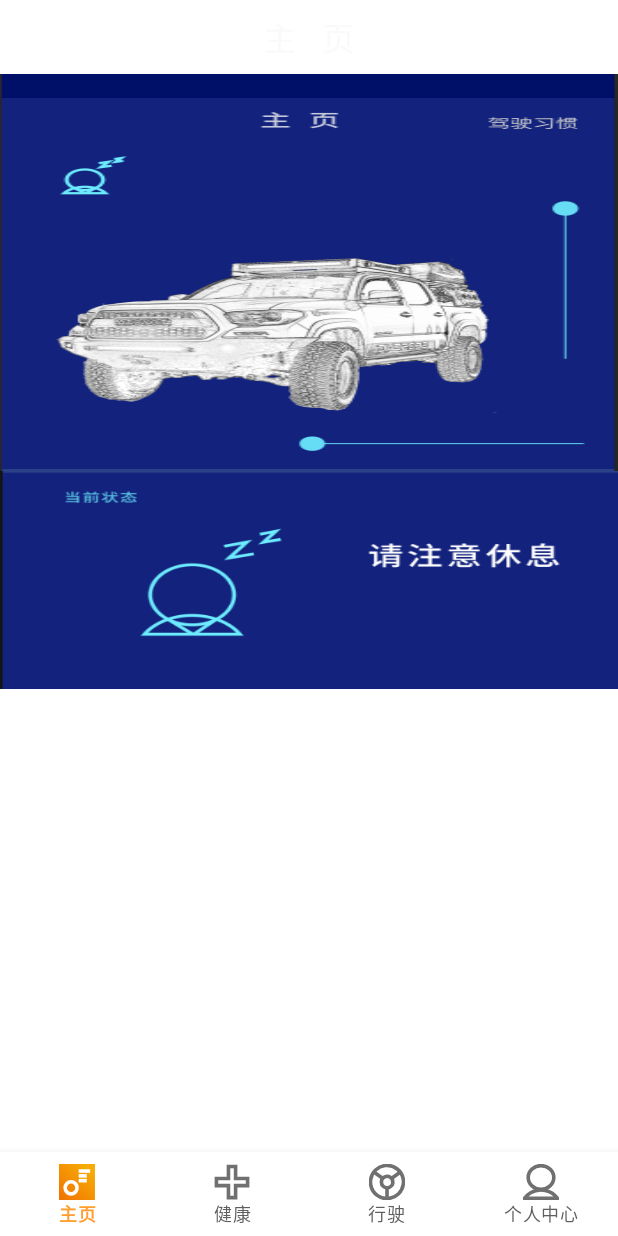
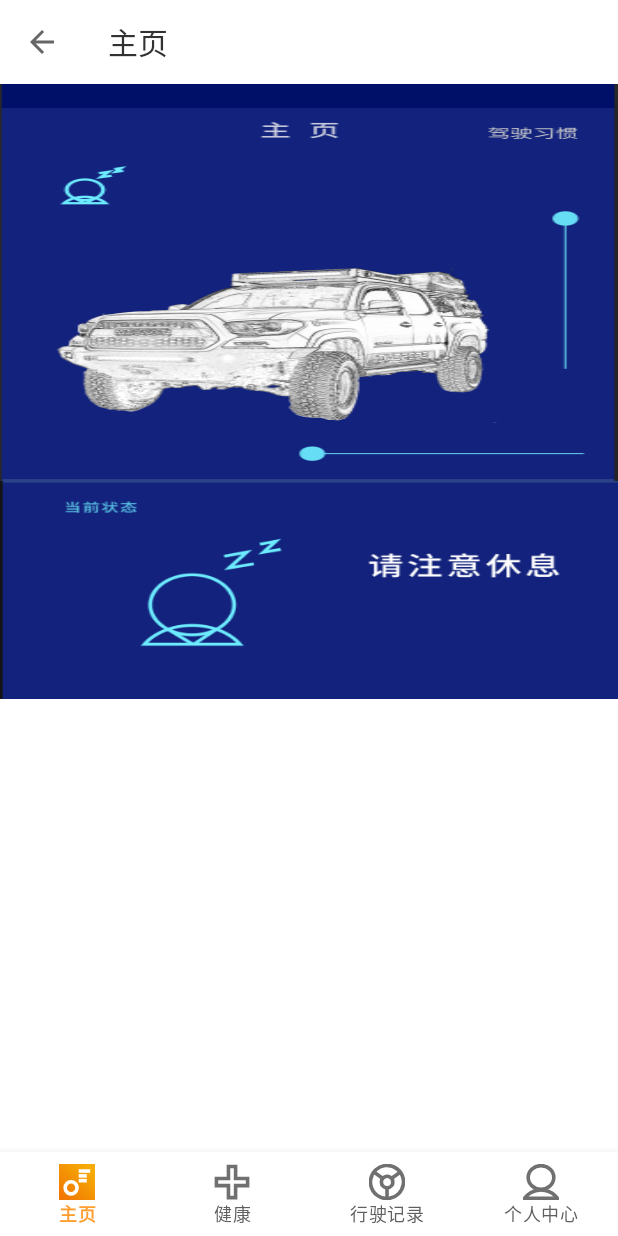
Before and after one commit to addaddgo/HealthCare, an Android app: the screen it shows after launch (MainActivity), on a phone screen of 412 x 824 dp. Run offline under Robolectric (Android 15) with nearby library versions, the light colour scheme and no system bars; 1 statement that could not run was skipped.

Commit message:
add a toolbar

```diff
--- a/app/src/main/java/com/kyle/healthcare/MainActivity.java
+++ b/app/src/main/java/com/kyle/healthcare/MainActivity.java
@@ -3,20 +3,18 @@ package com.kyle.healthcare;
 import android.annotation.SuppressLint;
 import android.app.Activity;
 import android.bluetooth.BluetoothAdapter;
-import android.content.ComponentName;
 import android.content.Intent;
-import android.content.ServiceConnection;
 import android.os.Bundle;
 import android.os.Handler;
-import android.os.IBinder;
 import android.os.Message;
 import android.support.design.widget.BottomNavigationView;
 import android.support.v4.app.Fragment;
 import android.support.v4.app.FragmentManager;
 import android.support.v4.app.FragmentTransaction;
+import android.support.v7.app.ActionBar;
+import android.support.v7.widget.Toolbar;
 import android.util.Log;
 import android.view.MenuItem;
-import android.widget.TextView;
 import android.widget.Toast;
 
 import com.kyle.healthcare.base_package.BaseActivity;
@@ -29,8 +27,6 @@ import com.kyle.healthcare.fragment_package.CenterFragment;
 import com.kyle.healthcare.fragment_package.DrivingFragment;
 import com.kyle.healthcare.fragment_package.HealthFragment;
 import com.kyle.healthcare.fragment_package.HomepageFragment;
-import com.kyle.healthcare.risk_tip.RiskTipActivityActivity;
-import com.kyle.healthcare.risk_tip.RiskTipService;
 
 public class MainActivity extends BaseActivity implements UIInterface {
 
@@ -49,7 +45,9 @@ public class MainActivity extends BaseActivity implements UIInterface {
     private HealthFragment healthFragment;
     private DrivingFragment drivingFragment;
     private CenterFragment centerFragment;
-    private TextView toolbarTitle;
+
+    private Toolbar toolbar;
+    private ActionBar actionBar;
 
     private BottomNavigationView.OnNavigationItemSelectedListener mOnNavigationItemSelectedListener
             = new BottomNavigationView.OnNavigationItemSelectedListener() {
@@ -57,24 +55,24 @@ public class MainActivity extends BaseActivity implements UIInterface {
         public boolean onNavigationItemSelected(MenuItem item) {
             switch (item.getItemId()) {
                 case R.id.navigation_homepage:
-                    toolbarTitle.setText(R.string.title_homepage);
+                    actionBar.setTitle(R.string.title_homepage);
                     replaceFragment(homepageFragment);
                     return true;
 
                 case R.id.navigation_health:
-                    toolbarTitle.setText(R.string.title_health);
+                    actionBar.setTitle(R.string.title_health);
                     replaceFragment(healthFragment);
                     fragmentAddressBook.setVisible(FragmentAddressBook.HEALTH);
                     return true;
 
                 case R.id.navigation_driving:
-                    toolbarTitle.setText("行驶记录");
+                    actionBar.setTitle(R.string.title_driving);
                     replaceFragment(drivingFragment);
                     fragmentAddressBook.setVisible(FragmentAddressBook.DRIVING);
                     return true;
 
                 case R.id.navigation_center:
-                    toolbarTitle.setText(R.string.title_center);
+                    actionBar.setTitle(R.string.title_center);
                     replaceFragment(centerFragment);
                     return true;
             }
@@ -98,8 +96,17 @@ public class MainActivity extends BaseActivity implements UIInterface {
         healthFragment = new HealthFragment();
         drivingFragment = new DrivingFragment();
         centerFragment = new CenterFragment();
-        toolbarTitle = findViewById(R.id.toolbar_title);
-        toolbarTitle.setText(R.string.title_homepage);
+        toolbar = findViewById(R.id.toolbar);
+        setSupportActionBar(toolbar);
+
+        actionBar = getSupportActionBar();
+        if (actionBar != null) {
+            actionBar.setDisplayHomeAsUpEnabled(true);
+//            actionBar.setHomeAsUpIndicator(R.drawable.ic_menu);
+        }
+
+
+        actionBar.setTitle(R.string.title_homepage);
         replaceFragment(homepageFragment);
 
         BottomNavigationView navigation = findViewById(R.id.navigation);
--- a/app/src/main/res/layout/activity_main.xml
+++ b/app/src/main/res/layout/activity_main.xml
@@ -1,49 +1,35 @@
 <?xml version="1.0" encoding="utf-8"?>
-<android.support.constraint.ConstraintLayout xmlns:android="http://schemas.android.com/apk/res/android"
+<LinearLayout xmlns:android="http://schemas.android.com/apk/res/android"
     xmlns:app="http://schemas.android.com/apk/res-auto"
     xmlns:tools="http://schemas.android.com/tools"
     android:id="@+id/container"
     android:layout_width="match_parent"
     android:layout_height="match_parent"
+    android:orientation="vertical"
     tools:context=".MainActivity">
 
-    <LinearLayout
+    <android.support.v7.widget.Toolbar
+        android:id="@+id/toolbar"
         android:layout_width="match_parent"
-        android:layout_height="match_parent"
-        android:orientation="vertical">
+        android:layout_height="?attr/actionBarSize"
+        android:gravity="center">
 
-        <TextView
-            android:id="@+id/toolbar_title"
-            android:layout_width="match_parent"
-            android:layout_height="wrap_content"
-            android:layout_margin="8dp"
-            android:gravity="center"
-            android:letterSpacing="0.8"
-            android:textColor="@color/colorWhite"
-            android:textSize="22sp" />
+    </android.support.v7.widget.Toolbar>
 
-        <FrameLayout
-            android:id="@+id/frame_frag"
-            android:layout_width="match_parent"
-            android:layout_height="match_parent">
-
-        </FrameLayout>
-
-    </LinearLayout>
+    <FrameLayout
+        android:id="@+id/frame_frag"
+        android:layout_width="match_parent"
+        android:layout_height="0dp"
+        android:layout_weight="1">
+    </FrameLayout>
 
 
     <android.support.design.widget.BottomNavigationView
         android:id="@+id/navigation"
-        android:layout_width="0dp"
+        android:layout_width="wrap_content"
         android:layout_height="wrap_content"
-        android:layout_marginStart="0dp"
-        android:layout_marginEnd="0dp"
         android:background="?android:attr/windowBackground"
         app:itemTextColor="@color/text_color_selector"
         app:labelVisibilityMode="labeled"
-        app:layout_constraintBottom_toBottomOf="parent"
-        app:layout_constraintLeft_toLeftOf="parent"
-        app:layout_constraintRight_toRightOf="parent"
         app:menu="@menu/navigation" />
-
-</android.support.constraint.ConstraintLayout>
+</LinearLayout>
--- a/app/src/main/res/values/strings.xml
+++ b/app/src/main/res/values/strings.xml
@@ -3,7 +3,7 @@
     <!-- Strings related to fragment -->
     <string name="title_homepage">主页</string>
     <string name="title_health">健康</string>
-    <string name="title_driving">行驶</string>
+    <string name="title_driving">行驶记录</string>
     <string name="title_center">个人中心</string>
 
     <!-- Strings related to log in  -->
```
Also changed, not shown: gradle/wrapper/gradle-wrapper.properties.
